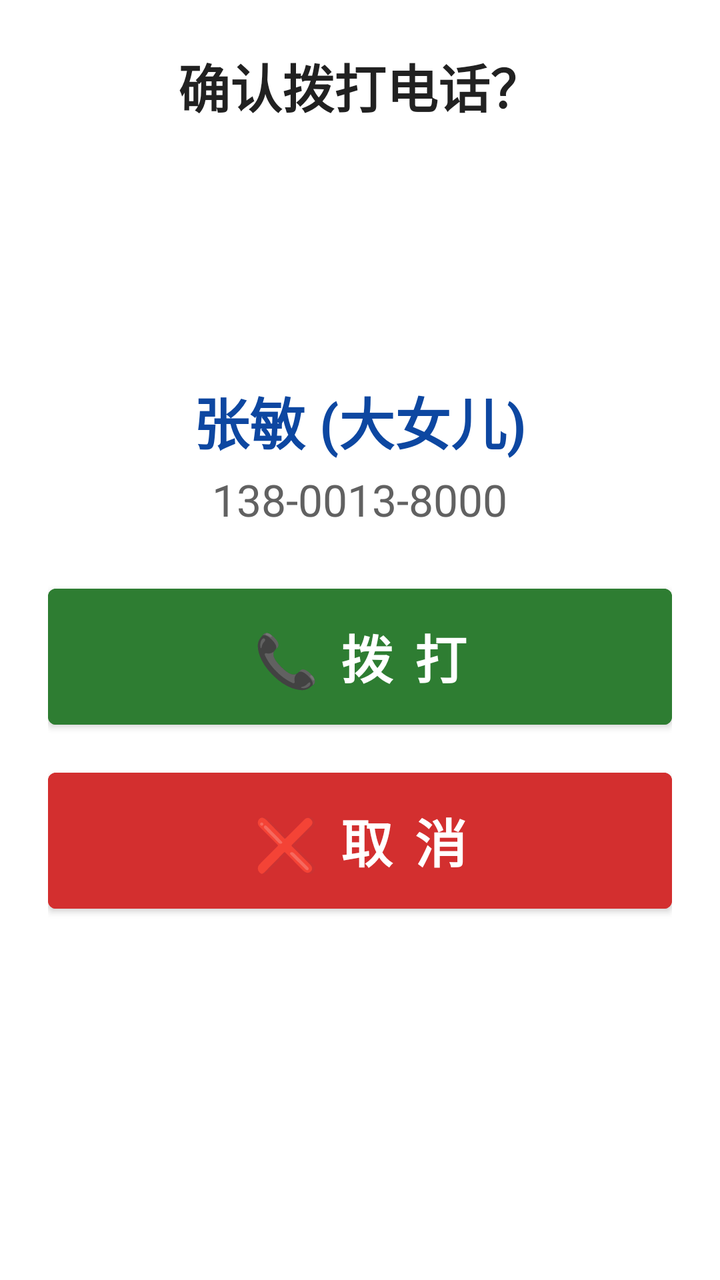
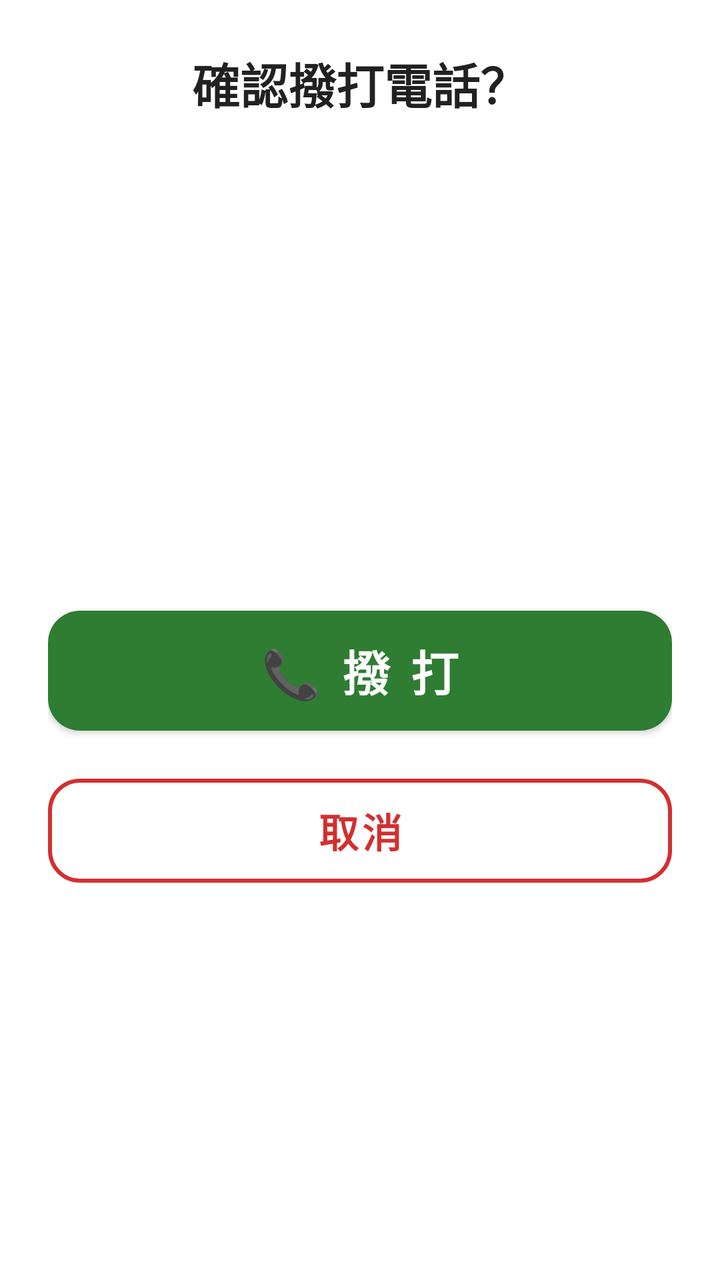

Two renders of the same Android screen: before a commit and after it. Below are the layout's source before the change and the commit's diff.
<!-- AndroidManifest.xml: application theme Theme.SeniorLauncher -->
<!-- res/layout/dialog_call_confirmation.xml -->
﻿<?xml version="1.0" encoding="utf-8"?>
<LinearLayout xmlns:android="http://schemas.android.com/apk/res/android"
    xmlns:app="http://schemas.android.com/apk/res-auto"
    android:layout_width="match_parent"
    android:layout_height="wrap_content"
    android:orientation="vertical"
    android:background="#FFFFFF"
    android:padding="24dp"
    android:gravity="center_horizontal">

    <TextView
        android:layout_width="wrap_content"
        android:layout_height="wrap_content"
        android:text="确认拨打电话？"
        android:textSize="26sp"
        android:textStyle="bold"
        android:textColor="#212121"
        android:layout_marginBottom="16dp" />

    <com.google.android.material.imageview.ShapeableImageView
        android:id="@+id/imgDialogAvatar"
        android:layout_width="100dp"
        android:layout_height="100dp"
        android:scaleType="centerCrop"
        android:layout_marginBottom="12dp"
        app:shapeAppearanceOverlay="@style/CircularImageView" />

    <TextView
        android:id="@+id/tvDialogName"
        android:layout_width="wrap_content"
        android:layout_height="wrap_content"
        android:text="张敏 (大女儿)"
        android:textSize="28sp"
        android:textStyle="bold"
        android:textColor="#0D47A1"
        android:gravity="center" />

    <TextView
        android:id="@+id/tvDialogPhone"
        android:layout_width="wrap_content"
        android:layout_height="wrap_content"
        android:text="138-0013-8000"
        android:textSize="22sp"
        android:textColor="#616161"
        android:layout_marginTop="4dp"
        android:layout_marginBottom="24dp" />

    <Button
        android:id="@+id/btnConfirmCall"
        android:layout_width="match_parent"
        android:layout_height="80dp"
        android:text="📞 拨 打"
        android:textSize="26sp"
        android:textStyle="bold"
        android:textColor="#FFFFFF"
        android:backgroundTint="#2E7D32"
        android:layout_marginBottom="12dp" />

    <Button
        android:id="@+id/btnCancelCall"
        android:layout_width="match_parent"
        android:layout_height="80dp"
        android:text="❌ 取 消"
        android:textSize="26sp"
        android:textStyle="bold"
        android:textColor="#FFFFFF"
        android:backgroundTint="#D32F2F" />
</LinearLayout>
<!-- resources referenced by this layout -->
<resources>
  <style name="CircularImageView">
          <item name="cornerSize">50%</item>
      </style>
  <style name="Theme.SeniorLauncher" parent="Theme.MaterialComponents.Light.NoActionBar">
          <item name="colorPrimary">#1976D2</item>
          <item name="colorOnPrimary">#FFFFFF</item>
          <item name="colorSecondary">#2E7D32</item>
          <item name="colorOnSecondary">#FFFFFF</item>
          
          
          <item name="android:statusBarColor">#F5F5F5</item>
          <item name="android:windowLightStatusBar">true</item>
      </style>
</resources>

<!-- the commit's change to res/layout/dialog_call_confirmation.xml (unified diff, before → after) -->
@@ -1,68 +1,78 @@
-﻿<?xml version="1.0" encoding="utf-8"?>
-<LinearLayout xmlns:android="http://schemas.android.com/apk/res/android"
+<?xml version="1.0" encoding="utf-8"?>
+<com.google.android.material.card.MaterialCardView
+    xmlns:android="http://schemas.android.com/apk/res/android"
     xmlns:app="http://schemas.android.com/apk/res-auto"
     android:layout_width="match_parent"
     android:layout_height="wrap_content"
-    android:orientation="vertical"
-    android:background="#FFFFFF"
-    android:padding="24dp"
-    android:gravity="center_horizontal">
+    app:cardCornerRadius="28dp"
+    app:cardElevation="0dp"
+    app:cardBackgroundColor="#FFFFFF">
 
-    <TextView
-        android:layout_width="wrap_content"
+    <LinearLayout
+        android:layout_width="match_parent"
         android:layout_height="wrap_content"
-        android:text="确认拨打电话？"
-        android:textSize="26sp"
-        android:textStyle="bold"
-        android:textColor="#212121"
-        android:layout_marginBottom="16dp" />
+        android:orientation="vertical"
+        android:padding="24dp"
+        android:gravity="center_horizontal">
 
-    <com.google.android.material.imageview.ShapeableImageView
-        android:id="@+id/imgDialogAvatar"
-        android:layout_width="100dp"
-        android:layout_height="100dp"
-        android:scaleType="centerCrop"
-        android:layout_marginBottom="12dp"
-        app:shapeAppearanceOverlay="@style/CircularImageView" />
+        <TextView
+            android:layout_width="wrap_content"
+            android:layout_height="wrap_content"
+            android:text="確認撥打電話？"
+            android:textSize="24sp"
+            android:textStyle="bold"
+            android:textColor="#212121"
+            android:layout_marginBottom="20dp" />
 
-    <TextView
-        android:id="@+id/tvDialogName"
-        android:layout_width="wrap_content"
-        android:layout_height="wrap_content"
-        android:text="张敏 (大女儿)"
-        android:textSize="28sp"
-        android:textStyle="bold"
-        android:textColor="#0D47A1"
-        android:gravity="center" />
+        <com.google.android.material.imageview.ShapeableImageView
+            android:id="@+id/imgDialogAvatar"
+            android:layout_width="100dp"
+            android:layout_height="100dp"
+            android:scaleType="centerCrop"
+            android:layout_marginBottom="16dp"
+            app:shapeAppearanceOverlay="@style/CircularImageView" />
 
-    <TextView
-        android:id="@+id/tvDialogPhone"
-        android:layout_width="wrap_content"
-        android:layout_height="wrap_content"
-        android:text="138-0013-8000"
-        android:textSize="22sp"
-        android:textColor="#616161"
-        android:layout_marginTop="4dp"
-        android:layout_marginBottom="24dp" />
+        <TextView
+            android:id="@+id/tvDialogName"
+            android:layout_width="wrap_content"
+            android:layout_height="wrap_content"
+            android:textSize="28sp"
+            android:textStyle="bold"
+            android:textColor="#0D47A1"
+            android:gravity="center" />
 
-    <Button
-        android:id="@+id/btnConfirmCall"
-        android:layout_width="match_parent"
-        android:layout_height="80dp"
-        android:text="📞 拨 打"
-        android:textSize="26sp"
-        android:textStyle="bold"
-        android:textColor="#FFFFFF"
-        android:backgroundTint="#2E7D32"
-        android:layout_marginBottom="12dp" />
+        <TextView
+            android:id="@+id/tvDialogPhone"
+            android:layout_width="wrap_content"
+            android:layout_height="wrap_content"
+            android:textSize="20sp"
+            android:textColor="#616161"
+            android:layout_marginTop="8dp"
+            android:layout_marginBottom="32dp" />
 
-    <Button
-        android:id="@+id/btnCancelCall"
-        android:layout_width="match_parent"
-        android:layout_height="80dp"
-        android:text="❌ 取 消"
-        android:textSize="26sp"
-        android:textStyle="bold"
-        android:textColor="#FFFFFF"
-        android:backgroundTint="#D32F2F" />
-</LinearLayout>
+        <com.google.android.material.button.MaterialButton
+            android:id="@+id/btnConfirmCall"
+            android:layout_width="match_parent"
+            android:layout_height="72dp"
+            android:text="📞 撥 打"
+            android:textSize="24sp"
+            android:textStyle="bold"
+            android:textColor="#FFFFFF"
+            app:backgroundTint="#2E7D32"
+            app:cornerRadius="16dp"
+            android:layout_marginBottom="12dp" />
+
+        <com.google.android.material.button.MaterialButton
+            android:id="@+id/btnCancelCall"
+            style="?attr/materialButtonOutlinedStyle"
+            android:layout_width="match_parent"
+            android:layout_height="64dp"
+            android:text="取消"
+            android:textSize="20sp"
+            android:textStyle="bold"
+            android:textColor="#D32F2F"
+            app:strokeColor="#D32F2F"
+            app:strokeWidth="2dp"
+            app:cornerRadius="16dp" />
+    </LinearLayout>
+</com.google.android.material.card.MaterialCardView>
